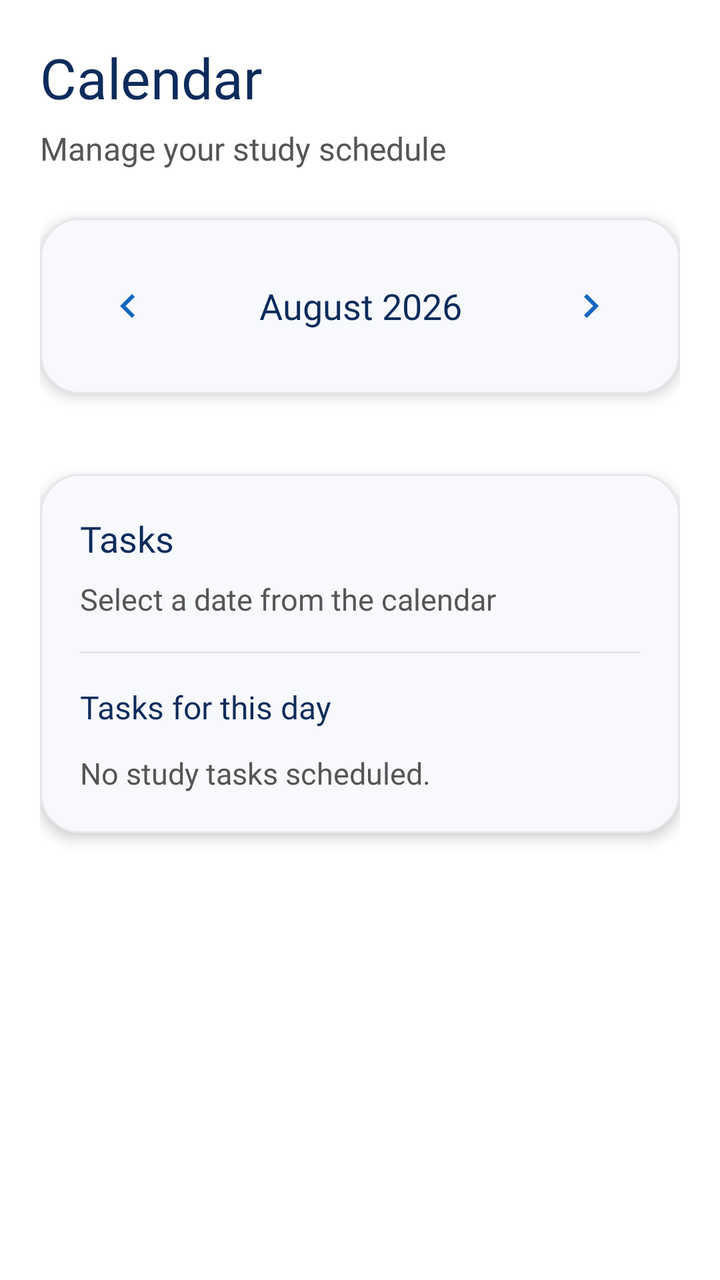
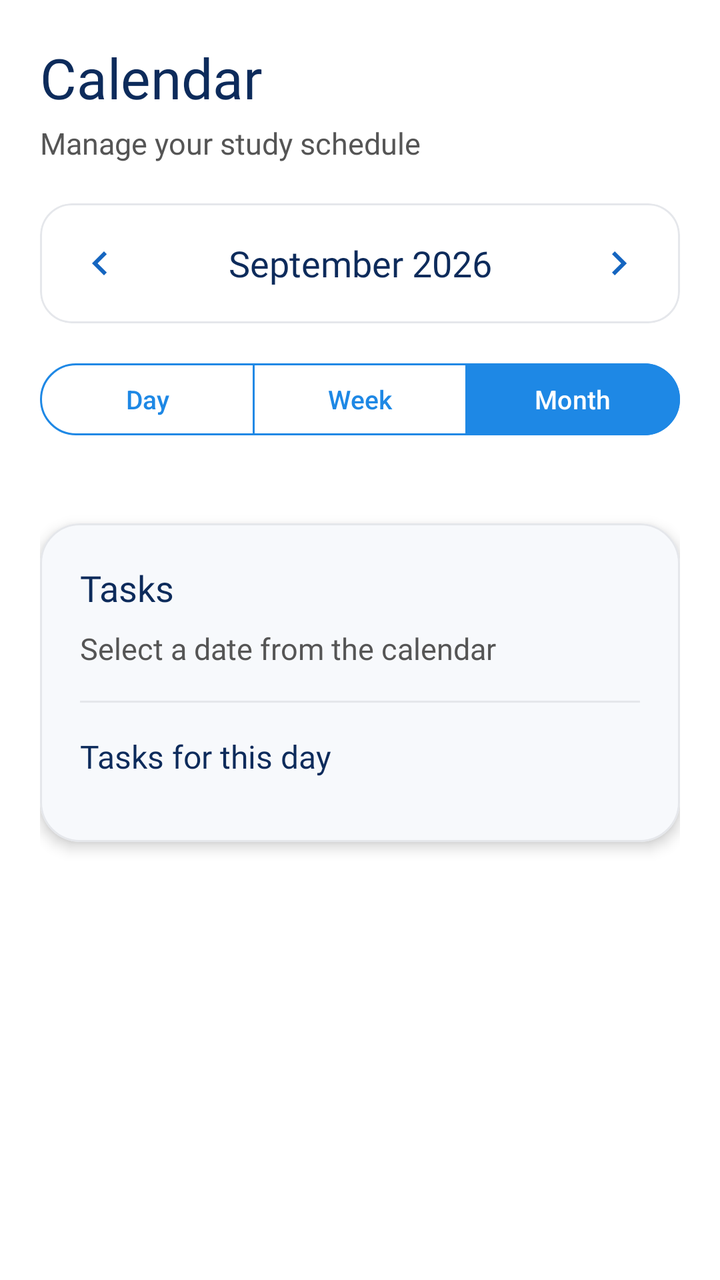

An Android layout rendered at two revisions. The XML below is the earlier revision; the diff shows what the commit changed to produce the second picture.
<!-- AndroidManifest.xml: application theme Theme.SmartStudyPlanner -->
<!-- res/layout/fragment_calendar.xml -->
<?xml version="1.0" encoding="utf-8"?>
<androidx.constraintlayout.widget.ConstraintLayout
    xmlns:android="http://schemas.android.com/apk/res/android"
    xmlns:app="http://schemas.android.com/apk/res-auto"

    android:layout_width="match_parent"
    android:layout_height="match_parent"
    android:background="@color/background">

    <androidx.core.widget.NestedScrollView
        android:layout_width="0dp"
        android:layout_height="0dp"
        android:fillViewport="true"
        app:layout_constraintTop_toTopOf="parent"
        app:layout_constraintBottom_toBottomOf="parent"
        app:layout_constraintStart_toStartOf="parent"
        app:layout_constraintEnd_toEndOf="parent">

        <LinearLayout
            android:layout_width="match_parent"
            android:layout_height="wrap_content"
            android:orientation="vertical"
            android:padding="20dp">

            
            <TextView
                android:id="@+id/txtCalendarTitle"
                android:layout_width="wrap_content"
                android:layout_height="wrap_content"
                android:text="@string/calendar"
                android:textColor="@color/primary_text"
                android:textSize="28sp"
                android:fontFamily="@font/poppins_bold"/>

            
            <TextView
                android:id="@+id/txtCalendarSubtitle"
                android:layout_width="wrap_content"
                android:layout_height="wrap_content"
                android:layout_marginTop="6dp"
                android:text="@string/calendar_subtitle"
                android:textColor="@color/secondary_text"
                android:textSize="16sp"
                android:fontFamily="@font/poppins_regular"/>

            
            <include
                android:id="@+id/includeCalendarHeader"
                layout="@layout/calendar_header"/>

            
            <androidx.recyclerview.widget.RecyclerView
                android:id="@+id/recyclerCalendar"
                android:layout_width="match_parent"
                android:layout_height="wrap_content"
                android:layout_marginTop="20dp"
                android:nestedScrollingEnabled="false"
                android:overScrollMode="never"/>

            
            <include
                android:id="@+id/includeSelectedDate"
                layout="@layout/calendar_selected_date"/>

        </LinearLayout>


    </androidx.core.widget.NestedScrollView>
</androidx.constraintlayout.widget.ConstraintLayout>
<!-- res/layout/calendar_header.xml (included above) -->
<?xml version="1.0" encoding="utf-8"?>
<com.google.android.material.card.MaterialCardView
    xmlns:android="http://schemas.android.com/apk/res/android"
    xmlns:app="http://schemas.android.com/apk/res-auto"
    android:id="@+id/cardCalendarHeader"
    android:layout_marginTop="24dp"
    style="@style/Widget.SmartStudyPlanner.DashboardCard"
    android:layout_width="match_parent"
    android:layout_height="wrap_content">

    <LinearLayout
        android:layout_width="match_parent"
        android:layout_height="wrap_content"
        android:orientation="horizontal"
        android:gravity="center_vertical"
        android:padding="@dimen/padding_large">

        
        <ImageButton
            android:id="@+id/btnPreviousMonth"
            android:layout_width="48dp"
            android:layout_height="48dp"
            android:background="?attr/selectableItemBackgroundBorderless"
            android:contentDescription="@string/previous_month"
            android:src="@drawable/ic_chevron_left"
            app:tint="@color/primary_dark"/>

        
        <TextView
            android:id="@+id/txtCurrentMonth"
            android:layout_width="0dp"
            android:layout_height="wrap_content"
            android:layout_weight="1"
            android:gravity="center"
            android:text="@string/placeholder_month"
            android:textColor="@color/primary_text"
            android:textSize="@dimen/text_heading"
            android:fontFamily="@font/poppins_semibold"/>

        
        <ImageButton
            android:id="@+id/btnNextMonth"
            android:layout_width="48dp"
            android:layout_height="48dp"
            android:background="?attr/selectableItemBackgroundBorderless"
            android:contentDescription="@string/next_month"
            android:src="@drawable/ic_chevron_right"
            app:tint="@color/primary_dark"/>

    </LinearLayout>
</com.google.android.material.card.MaterialCardView>
<!-- res/layout/calendar_selected_date.xml (included above) -->
<?xml version="1.0" encoding="utf-8"?>
<com.google.android.material.card.MaterialCardView
    xmlns:android="http://schemas.android.com/apk/res/android"
    android:id="@+id/cardSelectedDate"
    style="@style/Widget.SmartStudyPlanner.DashboardCard"
    android:layout_width="match_parent"
    android:layout_height="wrap_content"
    android:layout_marginTop="20dp">

    <LinearLayout
        android:layout_width="match_parent"
        android:layout_height="wrap_content"
        android:orientation="vertical"
        android:padding="20dp">

        
        <TextView
            android:id="@+id/txtSelectedDateTitle"
            android:layout_width="wrap_content"
            android:layout_height="wrap_content"
            android:text="@string/tasks_for_selected_date"
            android:textColor="@color/primary_text"
            android:textSize="18sp"
            android:fontFamily="@font/poppins_semibold"/>

        
        <TextView
            android:id="@+id/txtSelectedDate"
            android:layout_width="wrap_content"
            android:layout_height="wrap_content"
            android:layout_marginTop="8dp"
            android:text="@string/no_date_selected"
            android:textColor="@color/secondary_text"
            android:textSize="15sp"
            android:fontFamily="@font/poppins_regular"/>

        
        <View
            android:layout_width="match_parent"
            android:layout_height="1dp"
            android:layout_marginTop="16dp"
            android:layout_marginBottom="16dp"
            android:background="@color/divider"/>

        
        <TextView
            android:id="@+id/txtTasksHeading"
            android:layout_width="wrap_content"
            android:layout_height="wrap_content"
            android:text="@string/tasks_for_day"
            android:textColor="@color/primary_text"
            android:textSize="16sp"
            android:fontFamily="@font/poppins_medium"/>

        
        <TextView
            android:id="@+id/txtSelectedDateTasks"
            android:layout_width="match_parent"
            android:layout_height="wrap_content"
            android:layout_marginTop="12dp"
            android:text="@string/no_tasks_for_selected_date"
            android:textColor="@color/secondary_text"
            android:textSize="15sp"
            android:fontFamily="@font/poppins_regular"/>

    </LinearLayout>

</com.google.android.material.card.MaterialCardView>
<!-- resources referenced by this layout -->
<resources>
  <color name="background">#FFFFFF</color>
  <color name="divider">#E5E7EB</color>
  <color name="primary_dark">#1565C0</color>
  <color name="primary_text">#0D2B5B</color>
  <color name="secondary_text">#555555</color>
  <dimen name="padding_large">20dp</dimen>
  <dimen name="text_heading">18sp</dimen>
  <!-- drawable ic_chevron_left (drawable) -->
  <vector xmlns:android="http://schemas.android.com/apk/res/android"
      android:width="24dp"
      android:height="24dp"
      android:viewportWidth="960"
      android:viewportHeight="960">
    <path
        android:pathData="M560,720 L320,480l240,-240 56,56 -184,184 184,184 -56,56Z"
        android:fillColor="#1f1f1f"/>
  </vector>
  <!-- drawable ic_chevron_right (drawable) -->
  <vector xmlns:android="http://schemas.android.com/apk/res/android"
      android:width="24dp"
      android:height="24dp"
      android:viewportWidth="960"
      android:viewportHeight="960">
    <path
        android:pathData="M504,480 L320,296l56,-56 240,240 -240,240 -56,-56 184,-184Z"
        android:fillColor="#1f1f1f"/>
  </vector>
  <string name="calendar">Calendar</string>
  <string name="calendar_subtitle">Manage your study schedule</string>
  <string name="next_month">Next Month</string>
  <string name="no_date_selected">Select a date from the calendar</string>
  <string name="no_tasks_for_selected_date">No study tasks scheduled.</string>
  <string name="placeholder_month">August 2026</string>
  <string name="previous_month">Previous Month</string>
  <string name="tasks_for_day">Tasks for this day</string>
  <string name="tasks_for_selected_date">Tasks</string>
  <style name="Widget.SmartStudyPlanner.DashboardCard" parent="Widget.Material3.CardView.Elevated">
  
          <item name="cardBackgroundColor">@color/card_background</item>
          <item name="cardCornerRadius">@dimen/card_radius</item>
          <item name="cardElevation">4dp</item>
          <item name="strokeColor">@color/divider</item>
          <item name="strokeWidth">1dp</item>
  
      </style>
  <style name="Theme.SmartStudyPlanner" parent="Base.Theme.SmartStudyPlanner" />
  <color name="card_background">#F7F9FC</color>
  <dimen name="card_radius">20dp</dimen>
  <style name="Base.Theme.SmartStudyPlanner" parent="Theme.Material3.DayNight.NoActionBar">
          
          
      </style>
</resources>

<!-- the commit's change to res/layout/fragment_calendar.xml (unified diff, before → after) -->
@@ -2,7 +2,6 @@
 <androidx.constraintlayout.widget.ConstraintLayout
     xmlns:android="http://schemas.android.com/apk/res/android"
     xmlns:app="http://schemas.android.com/apk/res-auto"
-
     android:layout_width="match_parent"
     android:layout_height="match_parent"
     android:background="@color/background">
@@ -11,6 +10,7 @@
         android:layout_width="0dp"
         android:layout_height="0dp"
         android:fillViewport="true"
+        android:overScrollMode="never"
         app:layout_constraintTop_toTopOf="parent"
         app:layout_constraintBottom_toBottomOf="parent"
         app:layout_constraintStart_toStartOf="parent"
@@ -37,16 +37,114 @@
                 android:id="@+id/txtCalendarSubtitle"
                 android:layout_width="wrap_content"
                 android:layout_height="wrap_content"
-                android:layout_marginTop="6dp"
+                android:layout_marginTop="4dp"
                 android:text="@string/calendar_subtitle"
                 android:textColor="@color/secondary_text"
-                android:textSize="16sp"
+                android:textSize="15sp"
                 android:fontFamily="@font/poppins_regular"/>
 
             
-            <include
-                android:id="@+id/includeCalendarHeader"
-                layout="@layout/calendar_header"/>
+            <com.google.android.material.card.MaterialCardView
+                android:id="@+id/cardCalendarNavigation"
+                android:layout_width="match_parent"
+                android:layout_height="wrap_content"
+                android:layout_marginTop="20dp"
+                app:cardBackgroundColor="@color/background"
+                app:cardCornerRadius="16dp"
+                app:cardElevation="0dp"
+                app:strokeColor="@color/divider"
+                app:strokeWidth="1dp">
+
+                <LinearLayout
+                    android:layout_width="match_parent"
+                    android:layout_height="wrap_content"
+                    android:gravity="center_vertical"
+                    android:orientation="horizontal"
+                    android:padding="8dp">
+
+                    <ImageButton
+                        android:id="@+id/btnCalendarPrevious"
+                        android:layout_width="44dp"
+                        android:layout_height="44dp"
+                        android:background="?attr/selectableItemBackgroundBorderless"
+                        android:contentDescription="Previous"
+                        android:src="@drawable/ic_chevron_left"
+                        app:tint="@color/primary_dark"/>
+
+                    <TextView
+                        android:id="@+id/txtCalendarPeriod"
+                        android:layout_width="0dp"
+                        android:layout_height="wrap_content"
+                        android:layout_weight="1"
+                        android:gravity="center"
+                        android:text="September 2026"
+                        android:textColor="@color/primary_text"
+                        android:textSize="18sp"
+                        android:fontFamily="@font/poppins_semibold"/>
+
+                    <ImageButton
+                        android:id="@+id/btnCalendarNext"
+                        android:layout_width="44dp"
+                        android:layout_height="44dp"
+                        android:background="?attr/selectableItemBackgroundBorderless"
+                        android:contentDescription="Next"
+                        android:src="@drawable/ic_chevron_right"
+                        app:tint="@color/primary_dark"/>
+
+                </LinearLayout>
+
+            </com.google.android.material.card.MaterialCardView>
+
+            
+            <com.google.android.material.button.MaterialButtonToggleGroup
+                android:id="@+id/calendarViewToggle"
+                android:layout_width="match_parent"
+                android:layout_height="44dp"
+                android:layout_marginTop="16dp"
+                app:singleSelection="true"
+                app:selectionRequired="true"
+                app:checkedButton="@id/btnCalendarMonth">
+
+                <com.google.android.material.button.MaterialButton
+                    android:id="@+id/btnCalendarDay"
+                    android:layout_width="0dp"
+                    android:layout_height="match_parent"
+                    android:layout_weight="1"
+                    android:text="Day"
+                    android:textAllCaps="false"
+                    android:textColor="@color/primary"
+                    android:textSize="13sp"
+                    app:backgroundTint="@color/background"
+                    app:strokeColor="@color/primary"
+                    app:strokeWidth="1dp"/>
+
+                <com.google.android.material.button.MaterialButton
+                    android:id="@+id/btnCalendarWeek"
+                    android:layout_width="0dp"
+                    android:layout_height="match_parent"
+                    android:layout_weight="1"
+                    android:text="Week"
+                    android:textAllCaps="false"
+                    android:textColor="@color/primary"
+                    android:textSize="13sp"
+                    app:backgroundTint="@color/background"
+                    app:strokeColor="@color/primary"
+                    app:strokeWidth="1dp"/>
+
+                <com.google.android.material.button.MaterialButton
+                    android:id="@+id/btnCalendarMonth"
+                    android:layout_width="0dp"
+                    android:layout_height="match_parent"
+                    android:layout_weight="1"
+                    android:text="Month"
+                    android:textAllCaps="false"
+                    android:textColor="@color/button_text"
+                    android:textSize="13sp"
+                    app:backgroundTint="@color/primary"
+                    app:strokeColor="@color/primary"
+                    app:strokeWidth="1dp"/>
+
+            </com.google.android.material.button.MaterialButtonToggleGroup>
 
             
             <androidx.recyclerview.widget.RecyclerView
@@ -58,67 +156,38 @@
                 android:overScrollMode="never"/>
 
             
+            <androidx.recyclerview.widget.RecyclerView
+                android:id="@+id/recyclerDayTasks"
+                android:layout_width="match_parent"
+                android:layout_height="wrap_content"
+                android:layout_marginTop="16dp"
+                android:nestedScrollingEnabled="false"
+                android:overScrollMode="never"
+                android:visibility="gone"/>
+
+            
+            <TextView
+                android:id="@+id/txtNoDayTasks"
+                android:layout_width="match_parent"
+                android:layout_height="wrap_content"
+                android:layout_marginTop="24dp"
+                android:gravity="center"
+                android:text="No tasks for this day"
+                android:textColor="@color/secondary_text"
+                android:textSize="14sp"
+                android:fontFamily="@font/poppins_regular"
+                android:visibility="gone"/>
+
+            
             <include
                 android:id="@+id/includeSelectedDate"
                 layout="@layout/calendar_selected_date"/>
 
         </LinearLayout>
 
-
     </androidx.core.widget.NestedScrollView>
+
 </androidx.constraintlayout.widget.ConstraintLayout>
-<!-- res/layout/calendar_header.xml (included above) -->
-<?xml version="1.0" encoding="utf-8"?>
-<com.google.android.material.card.MaterialCardView
-    xmlns:android="http://schemas.android.com/apk/res/android"
-    xmlns:app="http://schemas.android.com/apk/res-auto"
-    android:id="@+id/cardCalendarHeader"
-    android:layout_marginTop="24dp"
-    style="@style/Widget.SmartStudyPlanner.DashboardCard"
-    android:layout_width="match_parent"
-    android:layout_height="wrap_content">
-
-    <LinearLayout
-        android:layout_width="match_parent"
-        android:layout_height="wrap_content"
-        android:orientation="horizontal"
-        android:gravity="center_vertical"
-        android:padding="@dimen/padding_large">
-
-        
-        <ImageButton
-            android:id="@+id/btnPreviousMonth"
-            android:layout_width="48dp"
-            android:layout_height="48dp"
-            android:background="?attr/selectableItemBackgroundBorderless"
-            android:contentDescription="@string/previous_month"
-            android:src="@drawable/ic_chevron_left"
-            app:tint="@color/primary_dark"/>
-
-        
-        <TextView
-            android:id="@+id/txtCurrentMonth"
-            android:layout_width="0dp"
-            android:layout_height="wrap_content"
-            android:layout_weight="1"
-            android:gravity="center"
-            android:text="@string/placeholder_month"
-            android:textColor="@color/primary_text"
-            android:textSize="@dimen/text_heading"
-            android:fontFamily="@font/poppins_semibold"/>
-
-        
-        <ImageButton
-            android:id="@+id/btnNextMonth"
-            android:layout_width="48dp"
-            android:layout_height="48dp"
-            android:background="?attr/selectableItemBackgroundBorderless"
-            android:contentDescription="@string/next_month"
-            android:src="@drawable/ic_chevron_right"
-            app:tint="@color/primary_dark"/>
-
-    </LinearLayout>
-</com.google.android.material.card.MaterialCardView>
 <!-- res/layout/calendar_selected_date.xml (included above) -->
 <?xml version="1.0" encoding="utf-8"?>
 <com.google.android.material.card.MaterialCardView
@@ -175,15 +244,12 @@
             android:fontFamily="@font/poppins_medium"/>
 
         
-        <TextView
-            android:id="@+id/txtSelectedDateTasks"
+        <LinearLayout
+            android:id="@+id/layoutSelectedDateTasks"
             android:layout_width="match_parent"
             android:layout_height="wrap_content"
             android:layout_marginTop="12dp"
-            android:text="@string/no_tasks_for_selected_date"
-            android:textColor="@color/secondary_text"
-            android:textSize="15sp"
-            android:fontFamily="@font/poppins_regular"/>
+            android:orientation="vertical"/>
 
     </LinearLayout>
 
<!-- resource entries referenced after the edit -->
@@ -1,12 +1,12 @@
 <!-- resources referenced by this layout -->
 <resources>
   <color name="background">#FFFFFF</color>
+  <color name="button_text">#FFFFFF</color>
   <color name="divider">#E5E7EB</color>
+  <color name="primary">#1E88E5</color>
   <color name="primary_dark">#1565C0</color>
   <color name="primary_text">#0D2B5B</color>
   <color name="secondary_text">#555555</color>
-  <dimen name="padding_large">20dp</dimen>
-  <dimen name="text_heading">18sp</dimen>
   <!-- drawable ic_chevron_left (drawable) -->
   <vector xmlns:android="http://schemas.android.com/apk/res/android"
       android:width="24dp"
@@ -29,11 +29,7 @@
   </vector>
   <string name="calendar">Calendar</string>
   <string name="calendar_subtitle">Manage your study schedule</string>
-  <string name="next_month">Next Month</string>
   <string name="no_date_selected">Select a date from the calendar</string>
-  <string name="no_tasks_for_selected_date">No study tasks scheduled.</string>
-  <string name="placeholder_month">August 2026</string>
-  <string name="previous_month">Previous Month</string>
   <string name="tasks_for_day">Tasks for this day</string>
   <string name="tasks_for_selected_date">Tasks</string>
   <style name="Widget.SmartStudyPlanner.DashboardCard" parent="Widget.Material3.CardView.Elevated">
